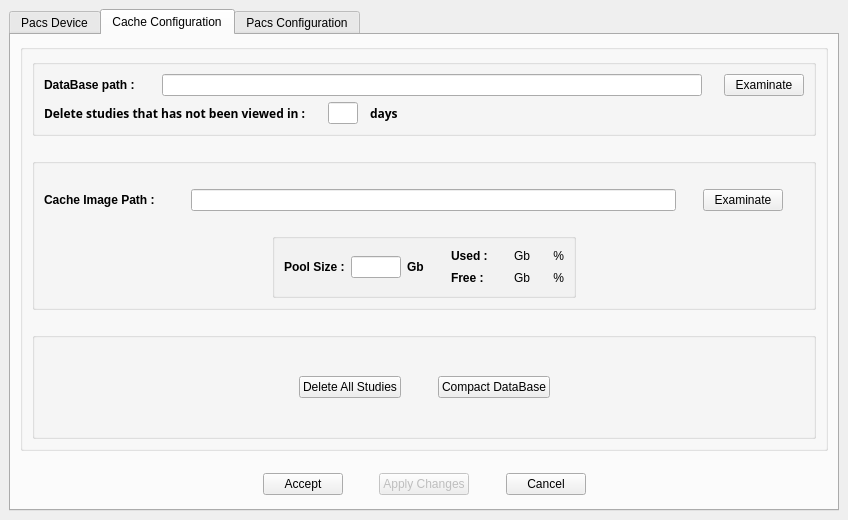
The window that starviewer/src/interface/qconfigurationscreenbase.ui (starviewer-medical/starviewer) describes before a commit, drawn with Qt 5.
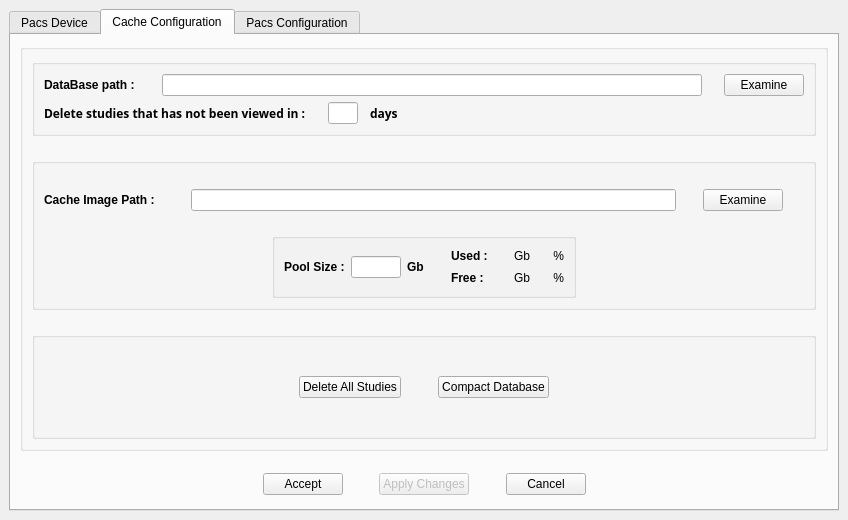
The same window after the commit. The open tabs and pages were chosen to show the change. Icons and pictures are not drawn.

Commit message: ENH : Millores varies de la interficiie de configuracio -S'ha arreglat el problema que en casi tots els objectes de la interficie el tool tip sortia "Allow to modify PacsList" -S'han arreglat algunes faltes ortogràfiques -S'han afegit nous tooltips a alguns objectes -A la classe QConfigurationScreen, s'ha fet que quant s'apliquin canvis a les dades de la cache, s'actualitzin les dades la pool, si aquestes son modificades

```diff
--- a/starviewer/src/interface/qconfigurationscreenbase.ui
+++ b/starviewer/src/interface/qconfigurationscreenbase.ui
@@ -679,7 +679,7 @@
                 <string>Comptact Database</string>
                </property>
                <property name="text" >
-                <string>Compact DataBase</string>
+                <string>Compact Database</string>
                </property>
               </widget>
              </item>
@@ -809,7 +809,7 @@
                   <string>Examinate loca to find the directory to save the retrieved images</string>
                  </property>
                  <property name="text" >
-                  <string>Examinate</string>
+                  <string>Examine</string>
                  </property>
                 </widget>
                </item>
@@ -1278,7 +1278,7 @@
                   <string>Examinate disk  to find the database</string>
                  </property>
                  <property name="text" >
-                  <string>Examinate</string>
+                  <string>Examine</string>
                  </property>
                 </widget>
                </item>
```
Left out of the diff: 23 changed lines with no effect on the pictures. The commit also changes 1 other file.
